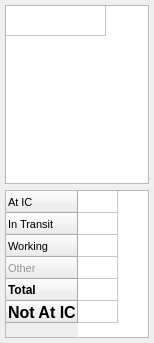
Old version of the form designer/teamTabsPopup.ui in the repository ncssar/radiolog.
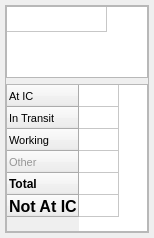
New version of the form.

```diff
--- a/designer/teamTabsPopup.ui
+++ b/designer/teamTabsPopup.ui
@@ -7,7 +7,7 @@
     <x>0</x>
     <y>0</y>
     <width>154</width>
-    <height>343</height>
+    <height>238</height>
    </rect>
   </property>
   <property name="sizePolicy">
@@ -28,7 +28,7 @@
   <property name="autoFillBackground">
    <bool>true</bool>
   </property>
-  <layout class="QVBoxLayout" name="verticalLayout" stretch="0,0">
+  <layout class="QVBoxLayout" name="verticalLayout" stretch="0">
    <property name="leftMargin">
     <number>5</number>
    </property>
@@ -40,6 +40,36 @@
    </property>
    <property name="bottomMargin">
     <number>5</number>
+   </property>
+   <item>
+    <widget class="QFrame" name="frame">
+     <property name="autoFillBackground">
+      <bool>false</bool>
+     </property>
+     <property name="frameShape">
+      <enum>QFrame::StyledPanel</enum>
+     </property>
+     <property name="frameShadow">
+      <enum>QFrame::Raised</enum>
+     </property>
+     <property name="lineWidth">
+      <number>2</number>
+     </property>
+     <property name="midLineWidth">
+      <number>0</number>
+     </property>
+     <layout class="QVBoxLayout" name="verticalLayout_3">
+      <property name="leftMargin">
+       <number>0</number>
+      </property>
+      <property name="topMargin">
+       <number>0</number>
+      </property>
+      <property name="rightMargin">
+       <number>0</number>
+      </property>
+      <property name="bottomMargin">
+       <number>0</number>
    </property>
    <item>
     <widget class="QTableWidget" name="teamTabsTableWidget">
@@ -51,7 +81,7 @@
      </property>
      <property name="font">
       <font>
-       <pointsize>8</pointsize>
+          <pointsize>10</pointsize>
       </font>
      </property>
      <property name="focusPolicy">
@@ -63,6 +93,9 @@
      <property name="horizontalScrollBarPolicy">
       <enum>Qt::ScrollBarAlwaysOff</enum>
      </property>
+        <property name="sizeAdjustPolicy">
+         <enum>QAbstractScrollArea::AdjustToContents</enum>
+        </property>
      <property name="editTriggers">
       <set>QAbstractItemView::NoEditTriggers</set>
      </property>
@@ -84,6 +117,12 @@
      <attribute name="verticalHeaderVisible">
       <bool>false</bool>
      </attribute>
+        <attribute name="verticalHeaderDefaultSectionSize">
+         <number>25</number>
+        </attribute>
+        <attribute name="verticalHeaderMinimumSectionSize">
+         <number>25</number>
+        </attribute>
      <row>
       <property name="text">
        <string>starter</string>
@@ -260,6 +299,9 @@
        </font>
       </property>
      </item>
+       </widget>
+      </item>
+     </layout>
     </widget>
    </item>
   </layout>
```
Lines whose indentation alone changed are shown as unchanged.
